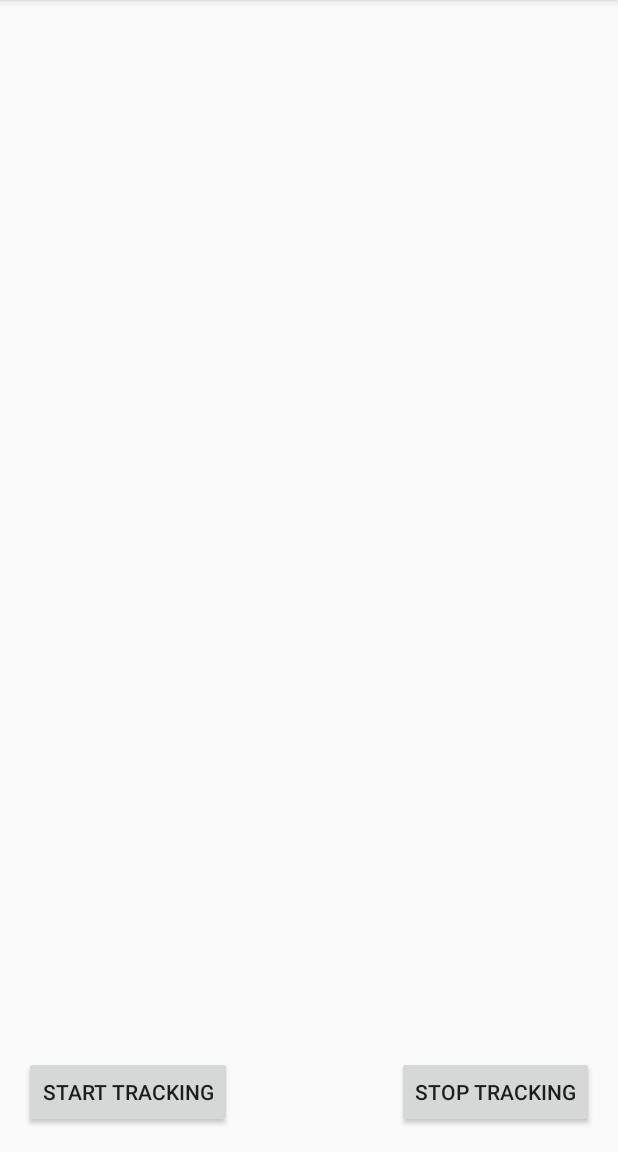
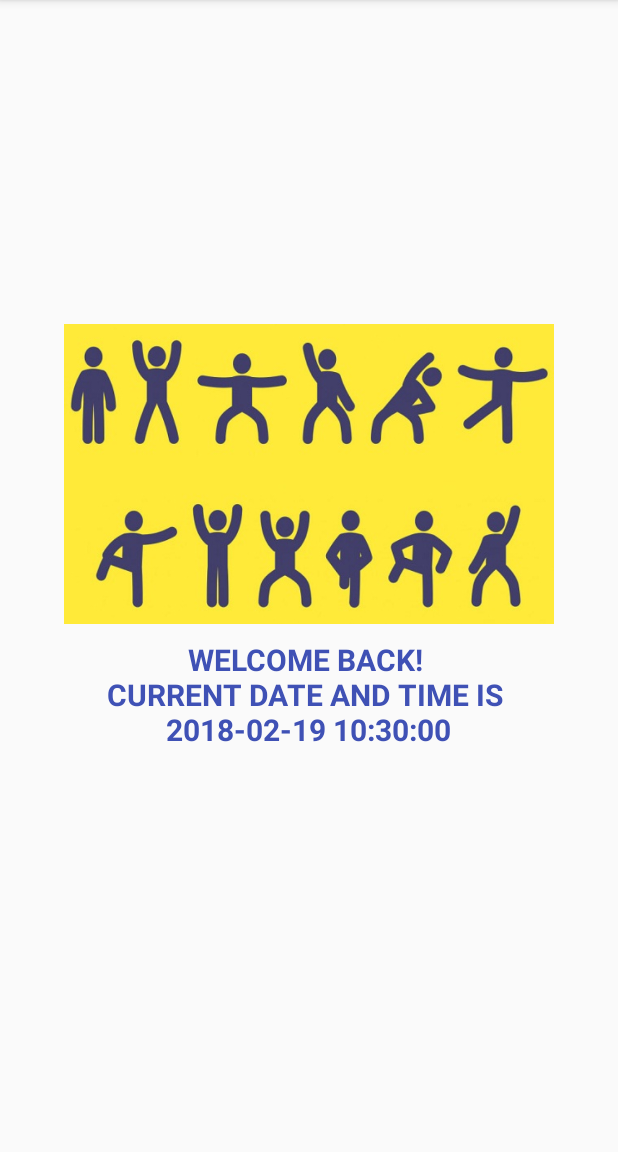
Before and after one commit to donnytab/RecogU, an Android app: the screen it shows after launch (MainActivity), on a phone screen of 412 x 824 dp, the part 84-1236 px from its top. Run offline under Robolectric (Android 15) with nearby library versions, the phone set to English and light mode, and no system bars.

Commit message:
Add greeting with current date and time

```diff
--- a/app/src/main/java/com/csi5175/mobilecommerce/recogu/MainActivity.java
+++ b/app/src/main/java/com/csi5175/mobilecommerce/recogu/MainActivity.java
@@ -10,6 +10,7 @@ import android.support.annotation.Nullable;
 import android.support.v4.content.LocalBroadcastManager;
 import android.support.v7.app.AppCompatActivity;
 import android.os.Bundle;
+import android.view.Gravity;
 import android.widget.Button;
 import android.widget.ImageView;
 import android.widget.TextView;
@@ -21,13 +22,15 @@ import com.google.android.gms.location.ActivityRecognition;
 
 import org.w3c.dom.Text;
 
+import java.text.SimpleDateFormat;
+import java.util.Calendar;
+
 public class MainActivity extends AppCompatActivity implements GoogleApiClient.ConnectionCallbacks, GoogleApiClient.OnConnectionFailedListener{
 
     public GoogleApiClient mApiClient;
     private String mainName = MainActivity.class.getSimpleName();
     private TextView txtActivity, txtConfidence;
     private ImageView imgActivity;
-    private Button btnStartTracking, btnStopTracking;
 
     @Override
     protected void onCreate(Bundle savedInstanceState) {
@@ -37,8 +40,8 @@ public class MainActivity extends AppCompatActivity implements GoogleApiClient.C
         txtActivity = findViewById(R.id.txt_activity);
         txtConfidence = findViewById(R.id.txt_confidence);
         imgActivity = (ImageView) findViewById(R.id.img_activity);
-        btnStartTracking = findViewById(R.id.btn_start_tracking);
-        btnStopTracking = findViewById(R.id.btn_stop_tracking);
+
+        displayGreeting();
 
         mApiClient = new GoogleApiClient.Builder(this)
                 .addApi(ActivityRecognition.API)
@@ -88,6 +91,7 @@ public class MainActivity extends AppCompatActivity implements GoogleApiClient.C
     @Override
     protected void onResume() {
         super.onResume();
+        displayGreeting();
         startService(new Intent(this, ActivityRecognizedService.class));
     }
 
@@ -96,4 +100,14 @@ public class MainActivity extends AppCompatActivity implements GoogleApiClient.C
         super.onPause();
         stopService(new Intent(this, ActivityRecognizedService.class));
     }
+
+    private void displayGreeting() {
+        Calendar calendar = Calendar.getInstance();
+        SimpleDateFormat simpleDateFormat = new SimpleDateFormat("yyyy-MM-dd HH:mm:ss");
+        String time = simpleDateFormat.format(calendar.getTime());
+
+        imgActivity.setImageResource(R.drawable.ic_frontpage);
+        txtActivity.setGravity(Gravity.CENTER);
+        txtActivity.setText("Welcome back! \nCurrent date and time is \n" + time);
+    }
 }
--- a/app/src/main/res/layout/activity_main.xml
+++ b/app/src/main/res/layout/activity_main.xml
@@ -16,6 +16,7 @@
         <ImageView
             android:id="@+id/img_activity"
             android:layout_width="wrap_content"
+            android:layout_marginTop="200dp"
             android:layout_height="200dp" />
 
         <TextView
@@ -25,7 +26,8 @@
             android:layout_gravity="center_horizontal"
             android:textAllCaps="true"
             android:textColor="@color/colorPrimary"
-            android:textSize="18dp"
+            android:layout_marginTop="10dp"
+            android:textSize="20dp"
             android:textStyle="bold" />
 
         <TextView
@@ -35,24 +37,8 @@
             android:layout_gravity="center_horizontal"
             android:layout_marginTop="10dp"
             android:textAllCaps="true"
-            android:textSize="14dp" />
+            android:textSize="16dp" />
 
     </LinearLayout>
 
-    <Button
-        android:id="@+id/btn_start_tracking"
-        android:layout_width="wrap_content"
-        android:layout_height="wrap_content"
-        android:layout_alignParentBottom="true"
-        android:layout_alignParentLeft="true"
-        android:text="Start Tracking" />
-
-    <Button
-        android:id="@+id/btn_stop_tracking"
-        android:layout_width="wrap_content"
-        android:layout_height="wrap_content"
-        android:layout_alignParentBottom="true"
-        android:layout_alignParentRight="true"
-        android:text="Stop Tracking" />
-
 </RelativeLayout>
```
Also changed, not shown: app/src/main/res/drawable/ic_frontpage.jpg (added).
